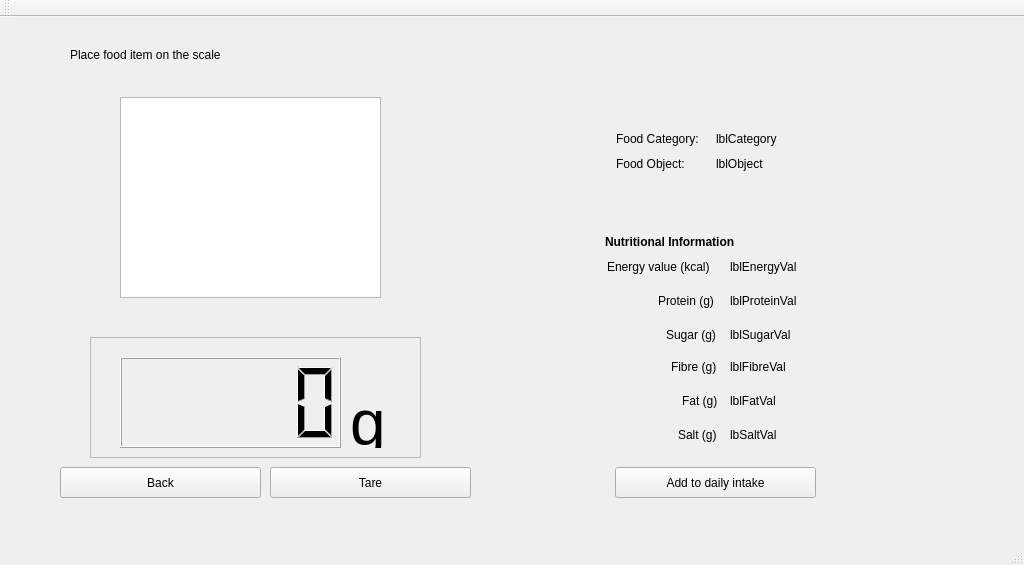
First picture: the form in GUI_Qt/SmartScale/getWeight.ui, repository twschung/IoT-Smart-Scale, before the edit.
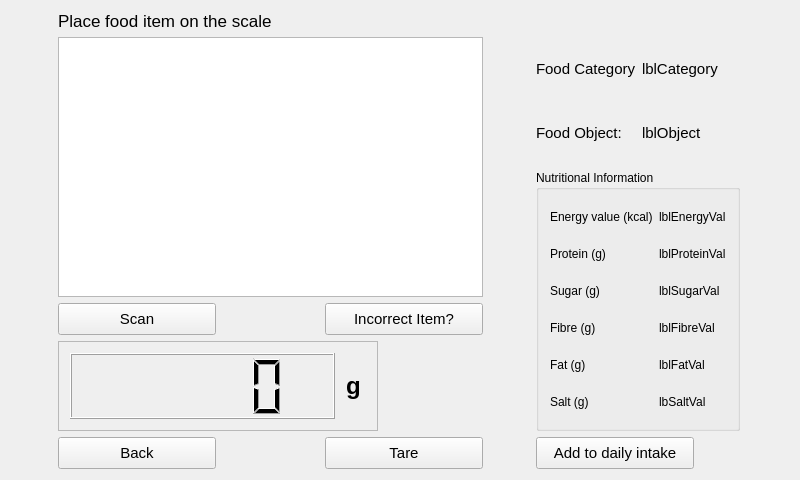
Second picture: the form after the edit.

Diff of the .ui file:
```diff
--- a/GUI_Qt/SmartScale/getWeight.ui
+++ b/GUI_Qt/SmartScale/getWeight.ui
@@ -6,398 +6,727 @@
    <rect>
     <x>0</x>
     <y>0</y>
-    <width>1024</width>
-    <height>565</height>
+    <width>800</width>
+    <height>480</height>
    </rect>
   </property>
   <property name="windowTitle">
    <string>smartScaleGUI</string>
   </property>
   <widget class="QWidget" name="centralWidget">
-   <widget class="QPushButton" name="btnBack">
-    <property name="geometry">
-     <rect>
-      <x>60</x>
-      <y>450</y>
-      <width>201</width>
-      <height>31</height>
-     </rect>
-    </property>
-    <property name="text">
-     <string>Back</string>
-    </property>
-   </widget>
-   <widget class="QPushButton" name="btnTare">
-    <property name="geometry">
-     <rect>
-      <x>270</x>
-      <y>450</y>
-      <width>201</width>
-      <height>31</height>
-     </rect>
-    </property>
-    <property name="text">
-     <string>Tare</string>
-    </property>
-   </widget>
-   <widget class="QFrame" name="frame">
-    <property name="geometry">
-     <rect>
-      <x>90</x>
-      <y>320</y>
-      <width>331</width>
-      <height>121</height>
-     </rect>
-    </property>
-    <property name="frameShape">
-     <enum>QFrame::StyledPanel</enum>
-    </property>
-    <property name="frameShadow">
-     <enum>QFrame::Raised</enum>
-    </property>
-    <widget class="QLabel" name="lblGrams">
-     <property name="geometry">
-      <rect>
-       <x>260</x>
-       <y>50</y>
-       <width>41</width>
-       <height>61</height>
-      </rect>
-     </property>
-     <property name="text">
-      <string>&lt;html&gt;&lt;head/&gt;&lt;body&gt;&lt;p&gt;&lt;span style=&quot; font-size:48pt;&quot;&gt;g&lt;/span&gt;&lt;/p&gt;&lt;/body&gt;&lt;/html&gt;</string>
-     </property>
-    </widget>
-    <widget class="QLCDNumber" name="lcdWeight">
-     <property name="geometry">
-      <rect>
-       <x>30</x>
-       <y>20</y>
-       <width>221</width>
-       <height>91</height>
-      </rect>
-     </property>
-    </widget>
-   </widget>
-   <widget class="QWidget" name="formLayoutWidget">
-    <property name="geometry">
-     <rect>
-      <x>605</x>
-      <y>100</y>
-      <width>301</width>
-      <height>71</height>
-     </rect>
-    </property>
-    <layout class="QGridLayout" name="gridLayout_2">
-     <item row="0" column="0">
-      <widget class="QLabel" name="lblFoodCat">
-       <property name="maximumSize">
-        <size>
-         <width>94</width>
-         <height>16</height>
-        </size>
-       </property>
-       <property name="text">
-        <string>Food Category:</string>
-       </property>
-      </widget>
-     </item>
-     <item row="0" column="1">
-      <widget class="QLabel" name="lblCategory">
-       <property name="text">
-        <string>lblCategory</string>
-       </property>
-      </widget>
-     </item>
-     <item row="1" column="0">
-      <widget class="QLabel" name="lblObj">
-       <property name="maximumSize">
-        <size>
-         <width>94</width>
-         <height>16</height>
-        </size>
-       </property>
-       <property name="text">
-        <string>Food Object:</string>
-       </property>
-      </widget>
-     </item>
-     <item row="1" column="1">
-      <widget class="QLabel" name="lblObject">
-       <property name="text">
-        <string>lblObject</string>
-       </property>
-      </widget>
-     </item>
-    </layout>
-   </widget>
-   <widget class="QLabel" name="label">
-    <property name="geometry">
-     <rect>
-      <x>70</x>
-      <y>30</y>
-      <width>421</width>
-      <height>16</height>
-     </rect>
-    </property>
-    <property name="text">
-     <string>Place food item on the scale</string>
-    </property>
-   </widget>
-   <widget class="QPushButton" name="btnAdd">
-    <property name="geometry">
-     <rect>
-      <x>615</x>
-      <y>450</y>
-      <width>201</width>
-      <height>31</height>
-     </rect>
-    </property>
-    <property name="text">
-     <string>Add to daily intake</string>
-    </property>
-   </widget>
-   <widget class="QGraphicsView" name="imgFoodItem">
-    <property name="geometry">
-     <rect>
-      <x>120</x>
-      <y>80</y>
-      <width>261</width>
-      <height>201</height>
-     </rect>
-    </property>
-   </widget>
-   <widget class="QLabel" name="lblNutritionalnformation">
-    <property name="geometry">
-     <rect>
-      <x>605</x>
-      <y>210</y>
-      <width>201</width>
-      <height>31</height>
-     </rect>
-    </property>
-    <property name="acceptDrops">
-     <bool>false</bool>
-    </property>
-    <property name="autoFillBackground">
-     <bool>false</bool>
-    </property>
-    <property name="text">
-     <string>&lt;html&gt;&lt;head/&gt;&lt;body&gt;&lt;p&gt;&lt;span style=&quot; font-weight:600;&quot;&gt;Nutritional Information&lt;/span&gt;&lt;/p&gt;&lt;/body&gt;&lt;/html&gt;</string>
-    </property>
-   </widget>
-   <widget class="QLabel" name="lblFatVal">
-    <property name="geometry">
-     <rect>
-      <x>730</x>
-      <y>376</y>
-      <width>52</width>
-      <height>16</height>
-     </rect>
-    </property>
-    <property name="text">
-     <string>lblFatVal</string>
-    </property>
-   </widget>
-   <widget class="QLabel" name="lblSugar">
-    <property name="geometry">
-     <rect>
-      <x>666</x>
-      <y>310</y>
-      <width>56</width>
-      <height>16</height>
-     </rect>
-    </property>
-    <property name="maximumSize">
-     <size>
-      <width>56</width>
-      <height>16</height>
-     </size>
-    </property>
-    <property name="text">
-     <string>Sugar (g)</string>
-    </property>
-   </widget>
-   <widget class="QLabel" name="lblProteinVal">
-    <property name="geometry">
-     <rect>
-      <x>730</x>
-      <y>276</y>
-      <width>75</width>
-      <height>16</height>
-     </rect>
-    </property>
-    <property name="text">
-     <string>lblProteinVal</string>
-    </property>
-   </widget>
-   <widget class="QLabel" name="lblFbreVal">
-    <property name="geometry">
-     <rect>
-      <x>730</x>
-      <y>342</y>
-      <width>63</width>
-      <height>16</height>
-     </rect>
-    </property>
-    <property name="text">
-     <string>lblFibreVal</string>
-    </property>
-   </widget>
-   <widget class="QLabel" name="lblFibre">
-    <property name="geometry">
-     <rect>
-      <x>671</x>
-      <y>342</y>
-      <width>51</width>
-      <height>16</height>
-     </rect>
-    </property>
-    <property name="maximumSize">
-     <size>
-      <width>51</width>
-      <height>16</height>
-     </size>
-    </property>
-    <property name="text">
-     <string>Fibre (g)</string>
-    </property>
-   </widget>
-   <widget class="QLabel" name="lblFat">
-    <property name="geometry">
-     <rect>
-      <x>682</x>
-      <y>376</y>
-      <width>40</width>
-      <height>16</height>
-     </rect>
-    </property>
-    <property name="maximumSize">
-     <size>
-      <width>40</width>
-      <height>16</height>
-     </size>
-    </property>
-    <property name="text">
-     <string>Fat (g)</string>
-    </property>
-   </widget>
-   <widget class="QLabel" name="lblSaltVal">
-    <property name="geometry">
-     <rect>
-      <x>730</x>
-      <y>410</y>
-      <width>53</width>
-      <height>16</height>
-     </rect>
-    </property>
-    <property name="text">
-     <string>lbSaltVal</string>
-    </property>
-   </widget>
-   <widget class="QLabel" name="lblSalt">
-    <property name="geometry">
-     <rect>
-      <x>678</x>
-      <y>410</y>
-      <width>44</width>
-      <height>16</height>
-     </rect>
-    </property>
-    <property name="maximumSize">
-     <size>
-      <width>44</width>
-      <height>16</height>
-     </size>
-    </property>
-    <property name="text">
-     <string>Salt (g)</string>
-    </property>
-   </widget>
-   <widget class="QLabel" name="lblEnergyVal">
-    <property name="geometry">
-     <rect>
-      <x>730</x>
-      <y>242</y>
-      <width>75</width>
-      <height>16</height>
-     </rect>
-    </property>
-    <property name="text">
-     <string>lblEnergyVal</string>
-    </property>
-   </widget>
-   <widget class="QLabel" name="lblProtein">
-    <property name="geometry">
-     <rect>
-      <x>658</x>
-      <y>276</y>
-      <width>64</width>
-      <height>16</height>
-     </rect>
-    </property>
-    <property name="maximumSize">
-     <size>
-      <width>64</width>
-      <height>16</height>
-     </size>
-    </property>
-    <property name="text">
-     <string>Protein (g)</string>
-    </property>
-   </widget>
-   <widget class="QLabel" name="lblEnergy">
-    <property name="geometry">
-     <rect>
-      <x>607</x>
-      <y>242</y>
-      <width>115</width>
-      <height>16</height>
-     </rect>
-    </property>
-    <property name="maximumSize">
-     <size>
-      <width>115</width>
-      <height>16</height>
-     </size>
-    </property>
-    <property name="text">
-     <string>Energy value (kcal)</string>
-    </property>
-   </widget>
-   <widget class="QLabel" name="lblSugarVal">
-    <property name="geometry">
-     <rect>
-      <x>730</x>
-      <y>310</y>
-      <width>69</width>
-      <height>16</height>
-     </rect>
-    </property>
-    <property name="text">
-     <string>lblSugarVal</string>
-    </property>
-   </widget>
+   <layout class="QGridLayout" name="gridLayout">
+    <item row="4" column="0" colspan="2">
+     <widget class="QFrame" name="frame">
+      <property name="minimumSize">
+       <size>
+        <width>320</width>
+        <height>90</height>
+       </size>
+      </property>
+      <property name="maximumSize">
+       <size>
+        <width>320</width>
+        <height>90</height>
+       </size>
+      </property>
+      <property name="font">
+       <font>
+        <family>Helvetica</family>
+        <pointsize>11</pointsize>
+       </font>
+      </property>
+      <property name="frameShape">
+       <enum>QFrame::StyledPanel</enum>
+      </property>
+      <property name="frameShadow">
+       <enum>QFrame::Raised</enum>
+      </property>
+      <layout class="QGridLayout" name="gridLayout_4">
+       <item row="0" column="0">
+        <widget class="QLCDNumber" name="lcdWeight">
+         <property name="font">
+          <font>
+           <family>Helvetica</family>
+           <pointsize>11</pointsize>
+          </font>
+         </property>
+        </widget>
+       </item>
+       <item row="0" column="1">
+        <widget class="QLabel" name="lblGrams">
+         <property name="maximumSize">
+          <size>
+           <width>25</width>
+           <height>16777215</height>
+          </size>
+         </property>
+         <property name="font">
+          <font>
+           <family>Helvetica</family>
+           <pointsize>18</pointsize>
+           <weight>75</weight>
+           <italic>false</italic>
+           <bold>true</bold>
+          </font>
+         </property>
+         <property name="text">
+          <string>g</string>
+         </property>
+         <property name="alignment">
+          <set>Qt::AlignCenter</set>
+         </property>
+        </widget>
+       </item>
+      </layout>
+     </widget>
+    </item>
+    <item row="2" column="2" rowspan="3">
+     <widget class="QGroupBox" name="groupBox">
+      <property name="font">
+       <font>
+        <family>Helvetica</family>
+        <weight>50</weight>
+        <italic>false</italic>
+        <bold>false</bold>
+        <underline>false</underline>
+       </font>
+      </property>
+      <property name="title">
+       <string>Nutritional Information</string>
+      </property>
+      <property name="flat">
+       <bool>false</bool>
+      </property>
+      <property name="checkable">
+       <bool>false</bool>
+      </property>
+      <layout class="QGridLayout" name="gridLayout_3">
+       <item row="5" column="0">
+        <widget class="QLabel" name="lblSalt">
+         <property name="maximumSize">
+          <size>
+           <width>132</width>
+           <height>16777215</height>
+          </size>
+         </property>
+         <property name="font">
+          <font>
+           <family>Helvetica</family>
+          </font>
+         </property>
+         <property name="layoutDirection">
+          <enum>Qt::LeftToRight</enum>
+         </property>
+         <property name="autoFillBackground">
+          <bool>false</bool>
+         </property>
+         <property name="frameShape">
+          <enum>QFrame::Panel</enum>
+         </property>
+         <property name="lineWidth">
+          <number>0</number>
+         </property>
+         <property name="text">
+          <string>Salt (g)</string>
+         </property>
+         <property name="scaledContents">
+          <bool>true</bool>
+         </property>
+         <property name="alignment">
+          <set>Qt::AlignLeading|Qt::AlignLeft|Qt::AlignVCenter</set>
+         </property>
+         <property name="wordWrap">
+          <bool>false</bool>
+         </property>
+         <property name="indent">
+          <number>-1</number>
+         </property>
+        </widget>
+       </item>
+       <item row="1" column="1">
+        <widget class="QLabel" name="lblProteinVal">
+         <property name="font">
+          <font>
+           <family>Helvetica</family>
+          </font>
+         </property>
+         <property name="autoFillBackground">
+          <bool>false</bool>
+         </property>
+         <property name="frameShape">
+          <enum>QFrame::NoFrame</enum>
+         </property>
+         <property name="text">
+          <string>lblProteinVal</string>
+         </property>
+         <property name="alignment">
+          <set>Qt::AlignLeading|Qt::AlignLeft|Qt::AlignVCenter</set>
+         </property>
+        </widget>
+       </item>
+       <item row="2" column="1">
+        <widget class="QLabel" name="lblSugarVal">
+         <property name="font">
+          <font>
+           <family>Helvetica</family>
+          </font>
+         </property>
+         <property name="autoFillBackground">
+          <bool>false</bool>
+         </property>
+         <property name="frameShape">
+          <enum>QFrame::NoFrame</enum>
+         </property>
+         <property name="text">
+          <string>lblSugarVal</string>
+         </property>
+         <property name="alignment">
+          <set>Qt::AlignLeading|Qt::AlignLeft|Qt::AlignVCenter</set>
+         </property>
+        </widget>
+       </item>
+       <item row="4" column="0">
+        <widget class="QLabel" name="lblFat">
+         <property name="maximumSize">
+          <size>
+           <width>132</width>
+           <height>16777215</height>
+          </size>
+         </property>
+         <property name="font">
+          <font>
+           <family>Helvetica</family>
+          </font>
+         </property>
+         <property name="layoutDirection">
+          <enum>Qt::LeftToRight</enum>
+         </property>
+         <property name="autoFillBackground">
+          <bool>false</bool>
+         </property>
+         <property name="frameShape">
+          <enum>QFrame::Panel</enum>
+         </property>
+         <property name="lineWidth">
+          <number>0</number>
+         </property>
+         <property name="text">
+          <string>Fat (g)</string>
+         </property>
+         <property name="scaledContents">
+          <bool>true</bool>
+         </property>
+         <property name="alignment">
+          <set>Qt::AlignLeading|Qt::AlignLeft|Qt::AlignVCenter</set>
+         </property>
+         <property name="wordWrap">
+          <bool>false</bool>
+         </property>
+         <property name="indent">
+          <number>-1</number>
+         </property>
+        </widget>
+       </item>
+       <item row="5" column="1">
+        <widget class="QLabel" name="lblSaltVal">
+         <property name="font">
+          <font>
+           <family>Helvetica</family>
+          </font>
+         </property>
+         <property name="autoFillBackground">
+          <bool>false</bool>
+         </property>
+         <property name="frameShape">
+          <enum>QFrame::NoFrame</enum>
+         </property>
+         <property name="text">
+          <string>lbSaltVal</string>
+         </property>
+         <property name="alignment">
+          <set>Qt::AlignLeading|Qt::AlignLeft|Qt::AlignVCenter</set>
+         </property>
+        </widget>
+       </item>
+       <item row="3" column="1">
+        <widget class="QLabel" name="lblFbreVal">
+         <property name="font">
+          <font>
+           <family>Helvetica</family>
+          </font>
+         </property>
+         <property name="autoFillBackground">
+          <bool>false</bool>
+         </property>
+         <property name="frameShape">
+          <enum>QFrame::NoFrame</enum>
+         </property>
+         <property name="text">
+          <string>lblFibreVal</string>
+         </property>
+         <property name="alignment">
+          <set>Qt::AlignLeading|Qt::AlignLeft|Qt::AlignVCenter</set>
+         </property>
+        </widget>
+       </item>
+       <item row="2" column="0">
+        <widget class="QLabel" name="lblSugar">
+         <property name="maximumSize">
+          <size>
+           <width>132</width>
+           <height>16777215</height>
+          </size>
+         </property>
+         <property name="font">
+          <font>
+           <family>Helvetica</family>
+          </font>
+         </property>
+         <property name="layoutDirection">
+          <enum>Qt::LeftToRight</enum>
+         </property>
+         <property name="autoFillBackground">
+          <bool>false</bool>
+         </property>
+         <property name="frameShape">
+          <enum>QFrame::Panel</enum>
+         </property>
+         <property name="lineWidth">
+          <number>0</number>
+         </property>
+         <property name="text">
+          <string>Sugar (g)</string>
+         </property>
+         <property name="scaledContents">
+          <bool>true</bool>
+         </property>
+         <property name="alignment">
+          <set>Qt::AlignLeading|Qt::AlignLeft|Qt::AlignVCenter</set>
+         </property>
+         <property name="wordWrap">
+          <bool>false</bool>
+         </property>
+         <property name="indent">
+          <number>-1</number>
+         </property>
+        </widget>
+       </item>
+       <item row="3" column="0">
+        <widget class="QLabel" name="lblFibre">
+         <property name="maximumSize">
+          <size>
+           <width>132</width>
+           <height>16777215</height>
+          </size>
+         </property>
+         <property name="font">
+          <font>
+           <family>Helvetica</family>
+          </font>
+         </property>
+         <property name="layoutDirection">
+          <enum>Qt::LeftToRight</enum>
+         </property>
+         <property name="autoFillBackground">
+          <bool>false</bool>
+         </property>
+         <property name="frameShape">
+          <enum>QFrame::Panel</enum>
+         </property>
+         <property name="lineWidth">
+          <number>0</number>
+         </property>
+         <property name="text">
+          <string>Fibre (g)</string>
+         </property>
+         <property name="scaledContents">
+          <bool>true</bool>
+         </property>
+         <property name="alignment">
+          <set>Qt::AlignLeading|Qt::AlignLeft|Qt::AlignVCenter</set>
+         </property>
+         <property name="wordWrap">
+          <bool>false</bool>
+         </property>
+         <property name="indent">
+          <number>-1</number>
+         </property>
+        </widget>
+       </item>
+       <item row="4" column="1">
+        <widget class="QLabel" name="lblFatVal">
+         <property name="font">
+          <font>
+           <family>Helvetica</family>
+          </font>
+         </property>
+         <property name="autoFillBackground">
+          <bool>false</bool>
+         </property>
+         <property name="frameShape">
+          <enum>QFrame::NoFrame</enum>
+         </property>
+         <property name="text">
+          <string>lblFatVal</string>
+         </property>
+         <property name="alignment">
+          <set>Qt::AlignLeading|Qt::AlignLeft|Qt::AlignVCenter</set>
+         </property>
+        </widget>
+       </item>
+       <item row="1" column="0">
+        <widget class="QLabel" name="lblProtein">
+         <property name="maximumSize">
+          <size>
+           <width>132</width>
+           <height>16777215</height>
+          </size>
+         </property>
+         <property name="font">
+          <font>
+           <family>Helvetica</family>
+          </font>
+         </property>
+         <property name="layoutDirection">
+          <enum>Qt::LeftToRight</enum>
+         </property>
+         <property name="autoFillBackground">
+          <bool>false</bool>
+         </property>
+         <property name="frameShape">
+          <enum>QFrame::Panel</enum>
+         </property>
+         <property name="lineWidth">
+          <number>0</number>
+         </property>
+         <property name="text">
+          <string>Protein (g)</string>
+         </property>
+         <property name="scaledContents">
+          <bool>true</bool>
+         </property>
+         <property name="alignment">
+          <set>Qt::AlignLeading|Qt::AlignLeft|Qt::AlignVCenter</set>
+         </property>
+         <property name="wordWrap">
+          <bool>false</bool>
+         </property>
+         <property name="indent">
+          <number>-1</number>
+         </property>
+        </widget>
+       </item>
+       <item row="0" column="0">
+        <widget class="QLabel" name="lblEnergy">
+         <property name="maximumSize">
+          <size>
+           <width>132</width>
+           <height>16777215</height>
+          </size>
+         </property>
+         <property name="font">
+          <font>
+           <family>Helvetica</family>
+          </font>
+         </property>
+         <property name="layoutDirection">
+          <enum>Qt::LeftToRight</enum>
+         </property>
+         <property name="autoFillBackground">
+          <bool>false</bool>
+         </property>
+         <property name="frameShape">
+          <enum>QFrame::Panel</enum>
+         </property>
+         <property name="lineWidth">
+          <number>0</number>
+         </property>
+         <property name="text">
+          <string>Energy value (kcal)</string>
+         </property>
+         <property name="scaledContents">
+          <bool>true</bool>
+         </property>
+         <property name="alignment">
+          <set>Qt::AlignLeading|Qt::AlignLeft|Qt::AlignVCenter</set>
+         </property>
+         <property name="wordWrap">
+          <bool>false</bool>
+         </property>
+         <property name="indent">
+          <number>-1</number>
+         </property>
+        </widget>
+       </item>
+       <item row="0" column="1">
+        <widget class="QLabel" name="lblEnergyVal">
+         <property name="font">
+          <font>
+           <family>Helvetica</family>
+          </font>
+         </property>
+         <property name="autoFillBackground">
+          <bool>false</bool>
+         </property>
+         <property name="frameShape">
+          <enum>QFrame::NoFrame</enum>
+         </property>
+         <property name="text">
+          <string>lblEnergyVal</string>
+         </property>
+         <property name="alignment">
+          <set>Qt::AlignLeading|Qt::AlignLeft|Qt::AlignVCenter</set>
+         </property>
+        </widget>
+       </item>
+      </layout>
+     </widget>
+    </item>
+    <item row="5" column="0">
+     <widget class="QPushButton" name="btnBack">
+      <property name="minimumSize">
+       <size>
+        <width>158</width>
+        <height>32</height>
+       </size>
+      </property>
+      <property name="maximumSize">
+       <size>
+        <width>158</width>
+        <height>32</height>
+       </size>
+      </property>
+      <property name="font">
+       <font>
+        <family>Helvetica</family>
+        <pointsize>11</pointsize>
+       </font>
+      </property>
+      <property name="text">
+       <string>Back</string>
+      </property>
+     </widget>
+    </item>
+    <item row="1" column="2">
+     <layout class="QGridLayout" name="gridLayout_2">
+      <property name="topMargin">
+       <number>0</number>
+      </property>
+      <property name="horizontalSpacing">
+       <number>-1</number>
+      </property>
+      <property name="verticalSpacing">
+       <number>0</number>
+      </property>
+      <item row="1" column="1">
+       <widget class="QLabel" name="lblObject">
+        <property name="font">
+         <font>
+          <family>Helvetica</family>
+          <pointsize>11</pointsize>
+         </font>
+        </property>
+        <property name="text">
+         <string>lblObject</string>
+        </property>
+       </widget>
+      </item>
+      <item row="0" column="0">
+       <widget class="QLabel" name="lblFoodCat">
+        <property name="maximumSize">
+         <size>
+          <width>100</width>
+          <height>16777215</height>
+         </size>
+        </property>
+        <property name="font">
+         <font>
+          <family>Helvetica</family>
+          <pointsize>11</pointsize>
+         </font>
+        </property>
+        <property name="text">
+         <string>Food Category:</string>
+        </property>
+       </widget>
+      </item>
+      <item row="1" column="0">
+       <widget class="QLabel" name="lblObj">
+        <property name="maximumSize">
+         <size>
+          <width>100</width>
+          <height>16777215</height>
+         </size>
+        </property>
+        <property name="font">
+         <font>
+          <family>Helvetica</family>
+          <pointsize>11</pointsize>
+         </font>
+        </property>
+        <property name="text">
+         <string>Food Object:</string>
+        </property>
+       </widget>
+      </item>
+      <item row="0" column="1">
+       <widget class="QLabel" name="lblCategory">
+        <property name="font">
+         <font>
+          <family>Helvetica</family>
+          <pointsize>11</pointsize>
+         </font>
+        </property>
+        <property name="text">
+         <string>lblCategory</string>
+        </property>
+       </widget>
+      </item>
+     </layout>
+    </item>
+    <item row="3" column="0">
+     <widget class="QPushButton" name="btnScan">
+      <property name="enabled">
+       <bool>true</bool>
+      </property>
+      <property name="minimumSize">
+       <size>
+        <width>158</width>
+        <height>32</height>
+       </size>
+      </property>
+      <property name="maximumSize">
+       <size>
+        <width>158</width>
+        <height>32</height>
+       </size>
+      </property>
+      <property name="font">
+       <font>
+        <family>Helvetica</family>
+        <pointsize>11</pointsize>
+       </font>
+      </property>
+      <property name="text">
+       <string>Scan</string>
+      </property>
+     </widget>
+    </item>
+    <item row="3" column="1">
+     <widget class="QPushButton" name="btnIncorrectItem">
+      <property name="enabled">
+       <bool>true</bool>
+      </property>
+      <property name="minimumSize">
+       <size>
+        <width>158</width>
+        <height>32</height>
+       </size>
+      </property>
+      <property name="maximumSize">
+       <size>
+        <width>158</width>
+        <height>32</height>
+       </size>
+      </property>
+      <property name="font">
+       <font>
+        <family>Helvetica</family>
+        <pointsize>11</pointsize>
+       </font>
+      </property>
+      <property name="text">
+       <string>Incorrect Item?</string>
+      </property>
+     </widget>
+    </item>
+    <item row="5" column="2">
+     <widget class="QPushButton" name="btnAdd">
+      <property name="minimumSize">
+       <size>
+        <width>0</width>
+        <height>30</height>
+       </size>
+      </property>
+      <property name="maximumSize">
+       <size>
+        <width>158</width>
+        <height>32</height>
+       </size>
+      </property>
+      <property name="font">
+       <font>
+        <family>Helvetica</family>
+        <pointsize>11</pointsize>
+       </font>
+      </property>
+      <property name="text">
+       <string>Add to daily intake</string>
+      </property>
+     </widget>
+    </item>
+    <item row="0" column="0">
+     <widget class="QLabel" name="lblTitle">
+      <property name="sizePolicy">
+       <sizepolicy hsizetype="Preferred" vsizetype="Fixed">
+        <horstretch>0</horstretch>
+        <verstretch>0</verstretch>
+       </sizepolicy>
+      </property>
+      <property name="font">
+       <font>
+        <family>Helvetica</family>
+        <pointsize>13</pointsize>
+       </font>
+      </property>
+      <property name="text">
+       <string>Place food item on the scale</string>
+      </property>
+     </widget>
+    </item>
+    <item row="5" column="1">
+     <widget class="QPushButton" name="btnTare">
+      <property name="minimumSize">
+       <size>
+        <width>158</width>
+        <height>32</height>
+       </size>
+      </property>
+      <property name="maximumSize">
+       <size>
+        <width>158</width>
+        <height>32</height>
+       </size>
+      </property>
+      <property name="font">
+       <font>
+        <family>Helvetica</family>
+        <pointsize>11</pointsize>
+       </font>
+      </property>
+      <property name="text">
+       <string>Tare</string>
+      </property>
+     </widget>
+    </item>
+    <item row="1" column="0" rowspan="2" colspan="2">
+     <widget class="QGraphicsView" name="imgFoodItem">
+      <property name="minimumSize">
+       <size>
+        <width>360</width>
+        <height>240</height>
+       </size>
+      </property>
+      <property name="font">
+       <font>
+        <family>Helvetica</family>
+        <pointsize>11</pointsize>
+       </font>
+      </property>
+     </widget>
+    </item>
+   </layout>
   </widget>
-  <widget class="QMenuBar" name="menuBar">
-   <property name="geometry">
-    <rect>
-     <x>0</x>
-     <y>0</y>
-     <width>1024</width>
-     <height>22</height>
-    </rect>
-   </property>
-  </widget>
-  <widget class="QToolBar" name="mainToolBar">
-   <attribute name="toolBarArea">
-    <enum>TopToolBarArea</enum>
-   </attribute>
-   <attribute name="toolBarBreak">
-    <bool>false</bool>
-   </attribute>
-  </widget>
-  <widget class="QStatusBar" name="statusBar"/>
  </widget>
  <layoutdefault spacing="6" margin="11"/>
  <resources/>
```
